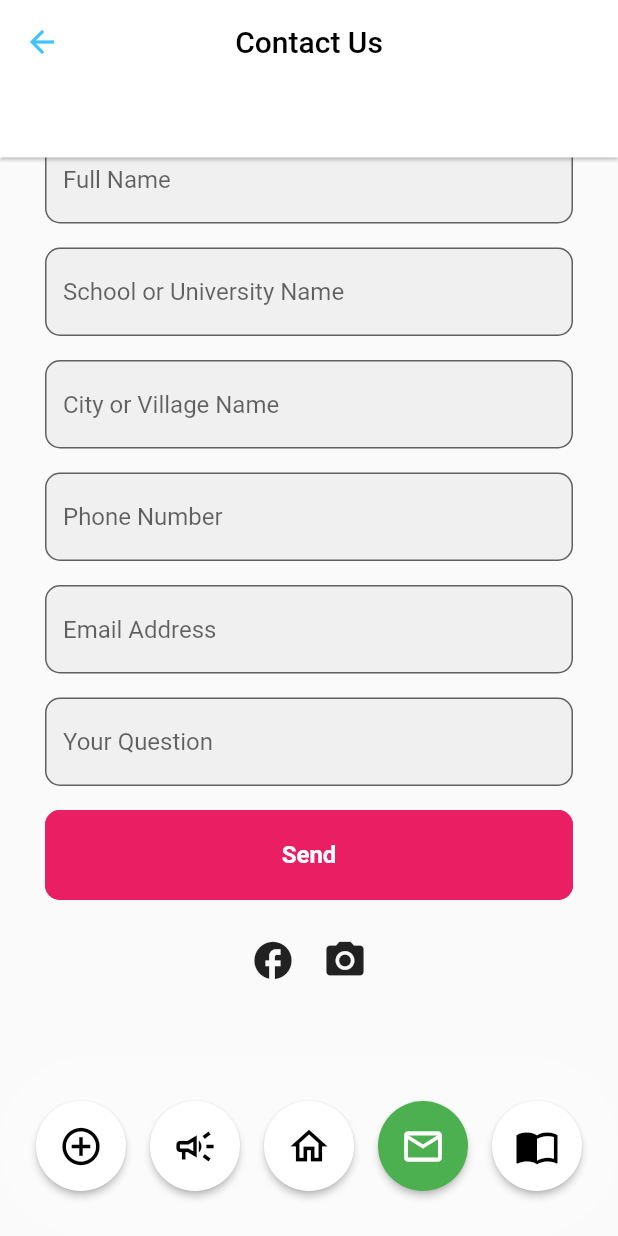
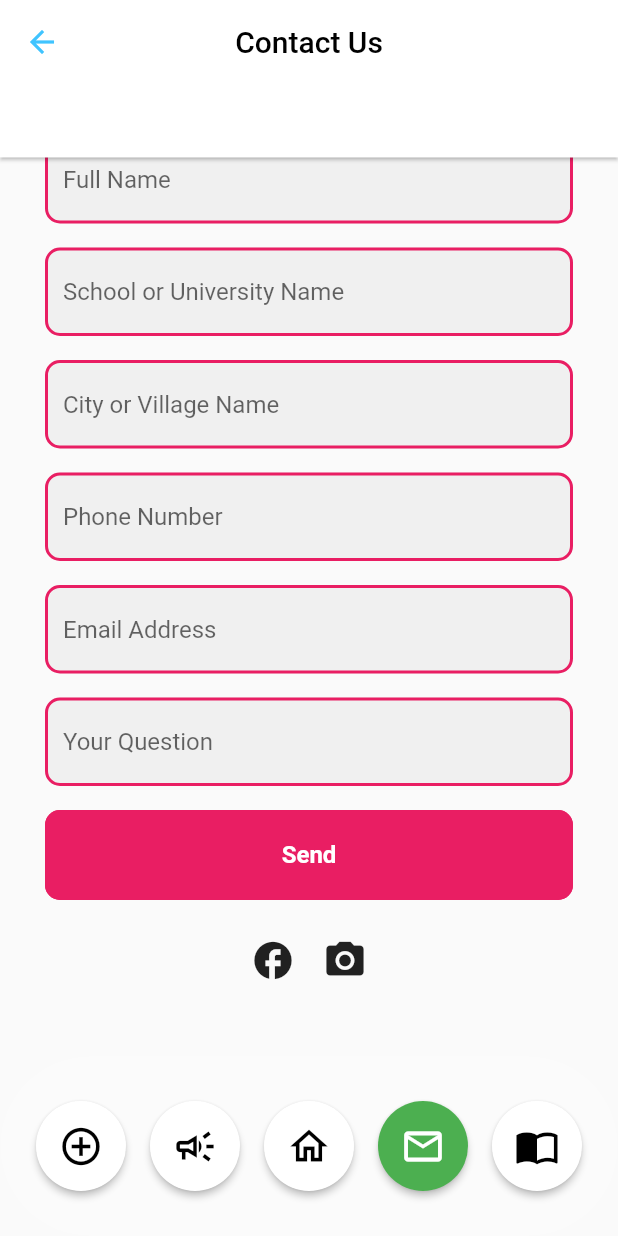
Before and after one commit to Blue-Ray-Flutter/QAC_IOS, a Flutter app: the BaseWidget screen opened directly, after a tap on the "campaign" icon, after a tap on the "home" icon, after a tap on the "email" icon, on a phone screen of 412 x 824 dp. Run offline on Flutter 3.47's test engine with Material 2 defaults, Android fonts, the phone set to English and light mode, and no system bars; our stand-ins replace animated_splash_screen, carousel_slider, flutter_svg, get, get_storage; accounts and stored records are empty.

Commit message:
IBRAHIM-1.0.3

```diff
--- a/lib/views/contact_us/contact_us.dart
+++ b/lib/views/contact_us/contact_us.dart
@@ -28,7 +28,22 @@ class ContactUs extends GetWidget<ContactUsController> {
                 fillColor: Colors.grey[300]!.withOpacity(0.4),
                 filled: true,
                 border: const OutlineInputBorder(
-                    borderRadius: BorderRadius.all(Radius.circular(10.0))),
+                  borderSide: BorderSide(
+                    color: Colors.pink,
+                  ),
+                  borderRadius: BorderRadius.all(
+                    Radius.circular(10.0),
+                  ),
+                ),
+                enabledBorder: const OutlineInputBorder(
+                  borderSide: BorderSide(
+                    color: Colors.pink,
+                    width: 2,
+                  ),
+                  borderRadius: BorderRadius.all(
+                    Radius.circular(10.0),
+                  ),
+                ),
               ),
               controller: controller.fullNameController,
               obscureText: false,
@@ -43,7 +58,22 @@ class ContactUs extends GetWidget<ContactUsController> {
                 fillColor: Colors.grey[300]!.withOpacity(0.4),
                 filled: true,
                 border: const OutlineInputBorder(
-                    borderRadius: BorderRadius.all(Radius.circular(10.0))),
+                  borderSide: BorderSide(
+                    color: Colors.pink,
+                  ),
+                  borderRadius: BorderRadius.all(
+                    Radius.circular(10.0),
+                  ),
+                ),
+                enabledBorder: const OutlineInputBorder(
+                  borderSide: BorderSide(
+                    color: Colors.pink,
+                    width: 2,
+                  ),
+                  borderRadius: BorderRadius.all(
+                    Radius.circular(10.0),
+                  ),
+                ),
               ),
               controller: controller.schoolNameController,
               obscureText: false,
@@ -58,7 +88,22 @@ class ContactUs extends GetWidget<ContactUsController> {
                 fillColor: Colors.grey[300]!.withOpacity(0.4),
                 filled: true,
                 border: const OutlineInputBorder(
-                    borderRadius: BorderRadius.all(Radius.circular(10.0))),
+                  borderSide: BorderSide(
+                    color: Colors.pink,
+                  ),
+                  borderRadius: BorderRadius.all(
+                    Radius.circular(10.0),
+                  ),
+                ),
+                enabledBorder: const OutlineInputBorder(
+                  borderSide: BorderSide(
+                    color: Colors.pink,
+                    width: 2,
+                  ),
+                  borderRadius: BorderRadius.all(
+                    Radius.circular(10.0),
+                  ),
+                ),
               ),
               controller: controller.cityNameController,
               obscureText: false,
@@ -73,7 +118,19 @@ class ContactUs extends GetWidget<ContactUsController> {
                 fillColor: Colors.grey[300]!.withOpacity(0.4),
                 filled: true,
                 border: const OutlineInputBorder(
-                    borderRadius: BorderRadius.all(Radius.circular(10.0))),
+                  borderRadius: BorderRadius.all(
+                    Radius.circular(10.0),
+                  ),
+                ),
+                enabledBorder: const OutlineInputBorder(
+                  borderSide: BorderSide(
+                    color: Colors.pink,
+                    width: 2,
+                  ),
+                  borderRadius: BorderRadius.all(
+                    Radius.circular(10.0),
+                  ),
+                ),
               ),
               controller: controller.phoneController,
               obscureText: false,
@@ -88,7 +145,22 @@ class ContactUs extends GetWidget<ContactUsController> {
                 fillColor: Colors.grey[300]!.withOpacity(0.4),
                 filled: true,
                 border: const OutlineInputBorder(
-                    borderRadius: BorderRadius.all(Radius.circular(10.0))),
+                  borderSide: BorderSide(
+                    color: Colors.pink,
+                  ),
+                  borderRadius: BorderRadius.all(
+                    Radius.circular(10.0),
+                  ),
+                ),
+                enabledBorder: const OutlineInputBorder(
+                  borderSide: BorderSide(
+                    color: Colors.pink,
+                    width: 2,
+                  ),
+                  borderRadius: BorderRadius.all(
+                    Radius.circular(10.0),
+                  ),
+                ),
               ),
               controller: controller.emailController,
               obscureText: false,
@@ -103,7 +175,23 @@ class ContactUs extends GetWidget<ContactUsController> {
                 fillColor: Colors.grey[300]!.withOpacity(0.4),
                 filled: true,
                 border: const OutlineInputBorder(
-                    borderRadius: BorderRadius.all(Radius.circular(10.0))),
+                  borderSide: BorderSide(
+                    color: Colors.pink,
+                    width: 2,
+                  ),
+                  borderRadius: BorderRadius.all(
+                    Radius.circular(10.0),
+                  ),
+                ),
+                enabledBorder: const OutlineInputBorder(
+                  borderSide: BorderSide(
+                    color: Colors.pink,
+                    width: 2,
+                  ),
+                  borderRadius: BorderRadius.all(
+                    Radius.circular(10.0),
+                  ),
+                ),
               ),
               controller: controller.questionController,
               obscureText: false,
@@ -144,7 +232,7 @@ class ContactUs extends GetWidget<ContactUsController> {
                     onPressed: () async {
                       await goToWebPage('https//:WWW.facebook.com');
                     },
-                    icon: Icon(
+                    icon: const Icon(
                       Icons.facebook,
                       size: 30,
                     )),
```
